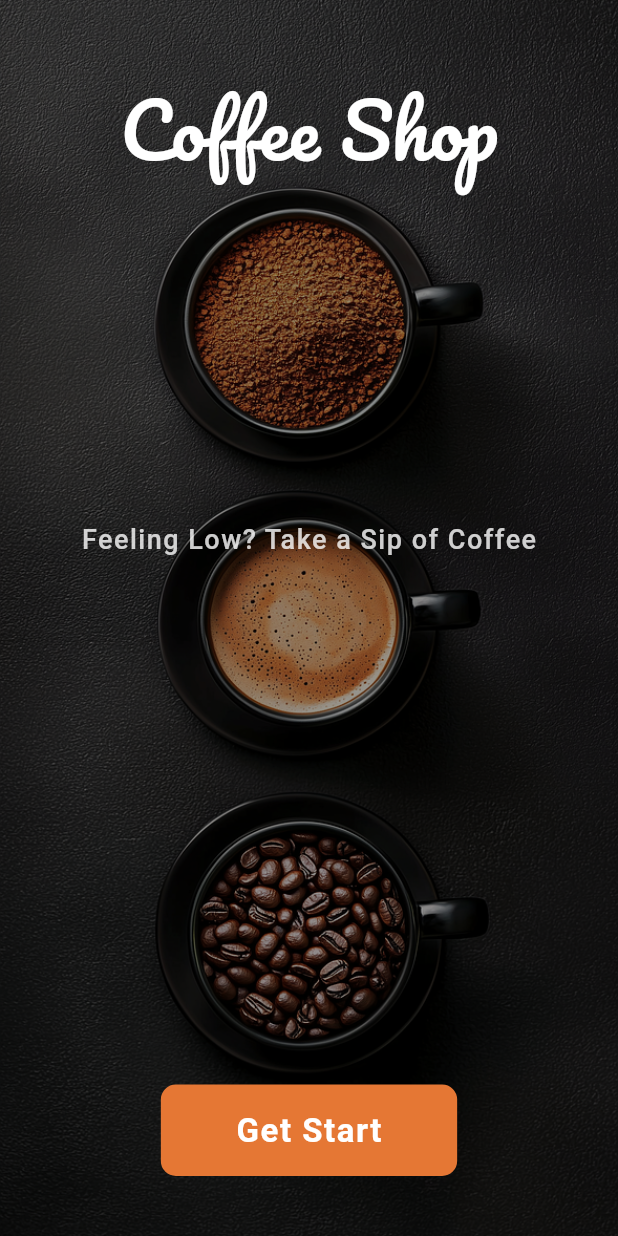
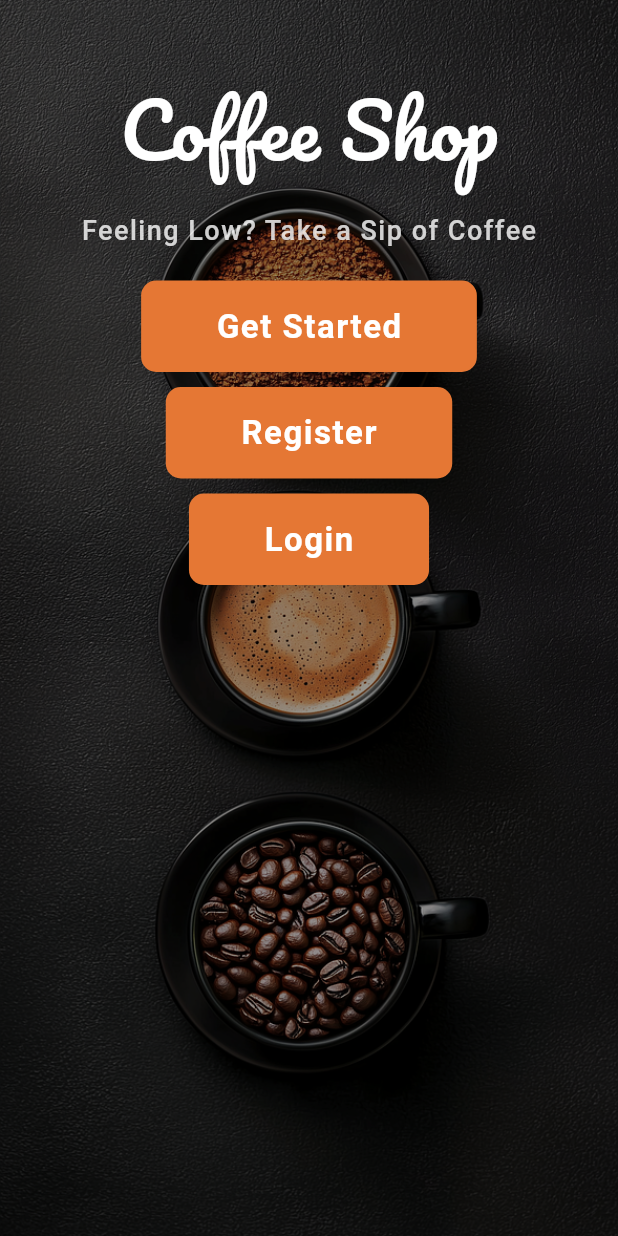
Before and after one commit to Ajaya-Rajbhandari/Coffee-shop, a Flutter app: the screen it shows after launch, on a phone screen of 412 x 824 dp. Run offline on Flutter 3.47's test engine with Material 3 defaults, Android fonts, the phone set to English and light mode, and no system bars; our stand-ins replace firebase_auth, firebase_core, google_fonts; accounts and stored records are empty.

Commit message:
Added user Register and login

```diff
--- a/lib/screens/home_screen.dart
+++ b/lib/screens/home_screen.dart
@@ -3,7 +3,7 @@ import 'package:flutter_application_1/screens/notification_screen.dart';
 import 'package:flutter_application_1/widgets/home_bottom_bar.dart';
 import 'package:flutter_application_1/widgets/items_widget.dart';
 import 'package:flutter_application_1/screens/shopping_list.dart'; // Import ShoppingList
-import 'package:flutter_application_1/screens/favorite_screen.dart'; // Import FavoriteScreen
+// Import FavoriteScreen
 
 class HomeScreen extends StatefulWidget {
   final ShoppingList shoppingList; // Add ShoppingList reference
--- a/lib/screens/welcome_screen.dart
+++ b/lib/screens/welcome_screen.dart
@@ -1,19 +1,13 @@
 import 'package:flutter/material.dart';
 import 'package:flutter_application_1/screens/home_screen.dart';
-import 'package:flutter_application_1/screens/shopping_list.dart'; // Import ShoppingList
+import 'package:flutter_application_1/screens/registration_screen.dart';
+import 'package:flutter_application_1/screens/login_screen.dart';
+import 'package:flutter_application_1/screens/shopping_list.dart';
 import 'package:google_fonts/google_fonts.dart';
 
 class WelcomeScreen extends StatelessWidget {
   @override
   Widget build(BuildContext context) {
-    ShoppingList shoppingList =
-        ShoppingList(); // Create an instance of ShoppingList
-
-    // Define the addFavorite function
-    void addFavorite(Map<String, dynamic> item) {
-      print('Added to favorites: ${item['name']}');
-    }
-
     return Material(
       child: Container(
         padding: EdgeInsets.only(top: 50, bottom: 40),
@@ -24,16 +18,16 @@ class WelcomeScreen extends StatelessWidget {
               fit: BoxFit.cover,
               opacity: 0.6,
             )),
+        child: SingleChildScrollView(
           child: Column(
-          mainAxisAlignment: MainAxisAlignment.spaceBetween,
+            mainAxisAlignment: MainAxisAlignment.start,
             children: [
               Text("Coffee Shop",
                   style: GoogleFonts.pacifico(
                     fontSize: 50,
                     color: Colors.white,
                   )),
-            Column(
-              children: [
+              SizedBox(height: 20),
               Text("Feeling Low? Take a Sip of Coffee",
                   style: TextStyle(
                     color: Colors.white.withOpacity(0.8),
@@ -41,7 +35,7 @@ class WelcomeScreen extends StatelessWidget {
                     fontWeight: FontWeight.w500,
                     letterSpacing: 1,
                   )),
-                SizedBox(height: 350),
+              SizedBox(height: 20),
               Material(
                 color: Color(0xFFE57734),
                 borderRadius: BorderRadius.circular(10),
@@ -51,18 +45,17 @@ class WelcomeScreen extends StatelessWidget {
                         context,
                         MaterialPageRoute(
                           builder: (context) => HomeScreen(
-                              shoppingList:
-                                  shoppingList, // Pass ShoppingList instance
-                              addFavorite:
-                                  addFavorite, // Pass addFavorite function
+                            shoppingList: ShoppingList(),
+                            addFavorite: (item) {
+                              print('Added to favorites: ${item['name']}');
+                            },
                           ),
                         ));
                   },
                   child: Container(
-                      padding:
-                          EdgeInsets.symmetric(vertical: 15, horizontal: 50),
+                    padding: EdgeInsets.symmetric(vertical: 15, horizontal: 50),
                     child: Text(
-                        "Get Start",
+                      "Get Started",
                       style: TextStyle(
                         color: Colors.white,
                         fontSize: 22,
@@ -72,10 +65,61 @@ class WelcomeScreen extends StatelessWidget {
                     ),
                   ),
                 ),
-                )
+              ),
+              SizedBox(height: 10),
+              Material(
+                color: Color(0xFFE57734),
+                borderRadius: BorderRadius.circular(10),
+                child: InkWell(
+                  onTap: () {
+                    Navigator.push(
+                        context,
+                        MaterialPageRoute(
+                          builder: (context) => RegistrationScreen(),
+                        ));
+                  },
+                  child: Container(
+                    padding: EdgeInsets.symmetric(vertical: 15, horizontal: 50),
+                    child: Text(
+                      "Register",
+                      style: TextStyle(
+                        color: Colors.white,
+                        fontSize: 22,
+                        fontWeight: FontWeight.bold,
+                        letterSpacing: 1,
+                      ),
+                    ),
+                  ),
+                ),
+              ),
+              SizedBox(height: 10),
+              Material(
+                color: Color(0xFFE57734),
+                borderRadius: BorderRadius.circular(10),
+                child: InkWell(
+                  onTap: () {
+                    Navigator.push(
+                        context,
+                        MaterialPageRoute(
+                          builder: (context) => LoginScreen(),
+                        ));
+                  },
+                  child: Container(
+                    padding: EdgeInsets.symmetric(vertical: 15, horizontal: 50),
+                    child: Text(
+                      "Login",
+                      style: TextStyle(
+                        color: Colors.white,
+                        fontSize: 22,
+                        fontWeight: FontWeight.bold,
+                        letterSpacing: 1,
+                      ),
+                    ),
+                  ),
+                ),
+              ),
             ],
-            )
-          ],
+          ),
         ),
       ),
     );
--- a/pubspec.yaml
+++ b/pubspec.yaml
@@ -30,6 +30,9 @@ environment:
 dependencies:
   flutter:
     sdk: flutter
+  firebase_core: ^3.10.1
+  firebase_auth: ^5.4.1
+  cloud_firestore: ^5.6.2  # Add any other Firebase libraries you need
 
   # The following adds the Cupertino Icons font to your application.
   # Use with the CupertinoIcons class for iOS style icons.
```
Also changed, not shown: lib/main.dart (+11 -3 lines), lib/screens/login_screen.dart (added, +74 -0 lines), lib/screens/registration_screen.dart (added, +59 -0 lines), firebase.json (added), lib/firebase_options.dart (added), pubspec.lock, 7 other files. Lines whose indentation alone changed are shown as unchanged.
